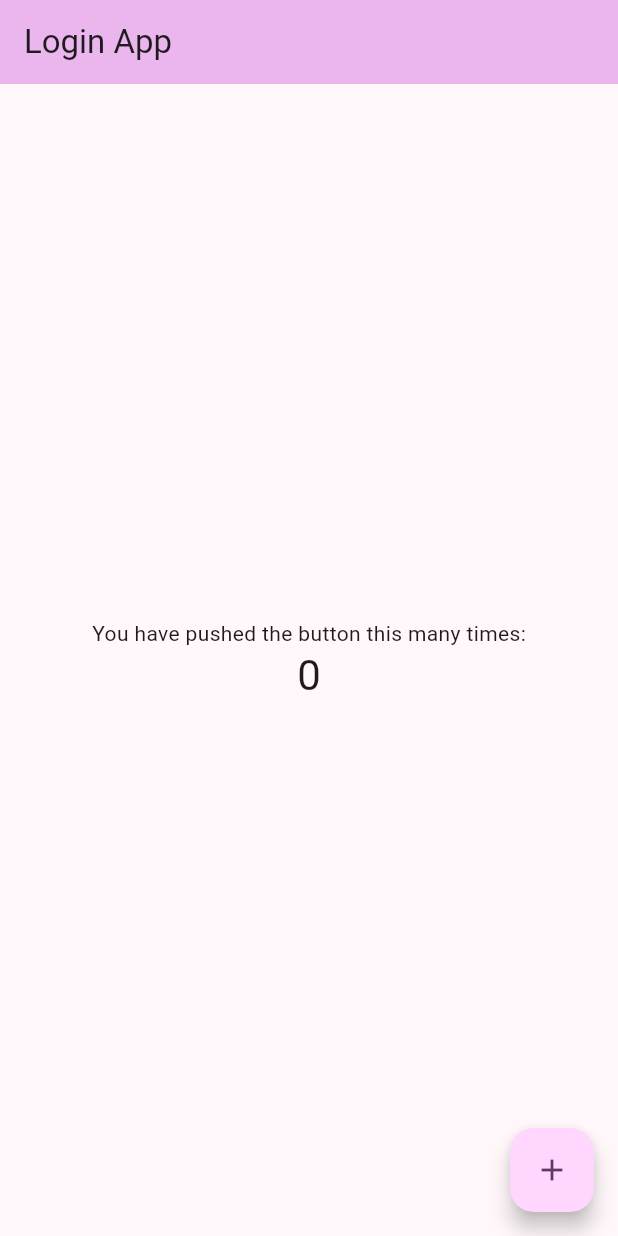
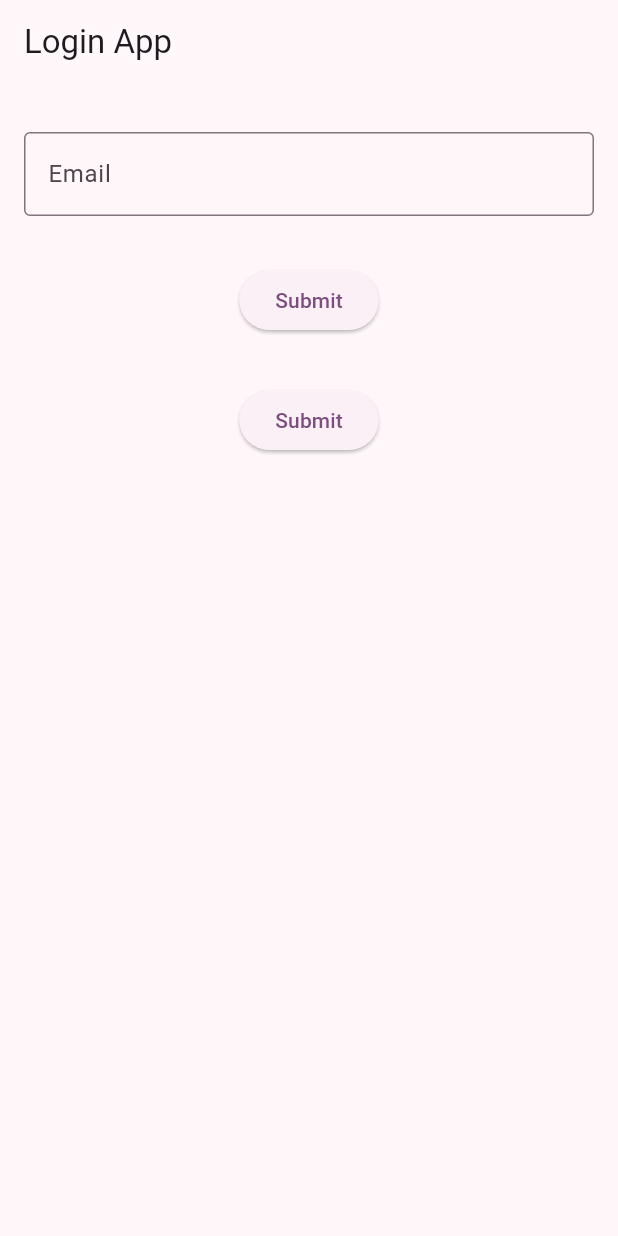
Before and after one commit to Abril12Sanchez/loginappFlutter, a Flutter app: the screen it shows after launch, on a phone screen of 412 x 824 dp. Run offline on Flutter 3.47's test engine with Material 3 defaults, Android fonts, the phone set to English and light mode, and no system bars.

Commit message:
actuali de boton

```diff
--- a/lib/main.dart
+++ b/lib/main.dart
@@ -54,72 +54,142 @@ class Login extends StatefulWidget {
   State<Login> createState() => _LoginState();
 }
 
+
 class _LoginState extends State<Login> {
-  int _counter = 0;
-
-  void _incrementCounter() {
-    setState(() {
-      // This call to setState tells the Flutter framework that something has
-      // changed in this State, which causes it to rerun the build method below
-      // so that the display can reflect the updated values. If we changed
-      // _counter without calling setState(), then the build method would not be
-      // called again, and so nothing would appear to happen.
-      _counter++;
-    });
-  }
+  final _formKey = GlobalKey<FormState>();
+  TextEditingController emailController = TextEditingController();
+  TextEditingController passwordController = TextEditingController();
 
   @override
   Widget build(BuildContext context) {
-    // This method is rerun every time setState is called, for instance as done
-    // by the _incrementCounter method above.
-    //
-    // The Flutter framework has been optimized to make rerunning build methods
-    // fast, so that you can just rebuild anything that needs updating rather
-    // than having to individually change instances of widgets.
     return Scaffold(
       appBar: AppBar(
-        // TRY THIS: Try changing the color here to a specific color (to
-        // Colors.amber, perhaps?) and trigger a hot reload to see the AppBar
-        // change color while the other colors stay the same.
-        backgroundColor: Theme.of(context).colorScheme.inversePrimary,
-        // Here we take the value from the MyHomePage object that was created by
-        // the App.build method, and use it to set our appbar title.
         title: Text(widget.title),
       ),
-      body: Center(
-        // Center is a layout widget. It takes a single child and positions it
-        // in the middle of the parent.
-        child: Column(
-          // Column is also a layout widget. It takes a list of children and
-          // arranges them vertically. By default, it sizes itself to fit its
-          // children horizontally, and tries to be as tall as its parent.
-          //
-          // Column has various properties to control how it sizes itself and
-          // how it positions its children. Here we use mainAxisAlignment to
-          // center the children vertically; the main axis here is the vertical
-          // axis because Columns are vertical (the cross axis would be
-          // horizontal).
-          //
-          // TRY THIS: Invoke "debug painting" (choose the "Toggle Debug Paint"
-          // action in the IDE, or press "p" in the console), to see the
-          // wireframe for each widget.
-          mainAxisAlignment: MainAxisAlignment.center,
-          children: <Widget>[
-            const Text(
-              'You have pushed the button this many times:',
-            ),
-            Text(
-              '$_counter',
-              style: Theme.of(context).textTheme.headlineMedium,
-            ),
-          ],
+      body: Form(
+        key: _formKey,
+        child: Padding(
+          padding: const EdgeInsets.symmetric(horizontal: 8, vertical: 16),
+          child: Column(
+            crossAxisAlignment: CrossAxisAlignment.center,
+            children: [
+              Padding(
+                padding:
+                    const EdgeInsets.symmetric(horizontal: 8, vertical: 16),
+                child: TextFormField(
+                  controller: emailController,
+                  decoration: const InputDecoration(
+                      border: OutlineInputBorder(), labelText: "Email"),
+                  validator: (value) {
+                    if (value == null || value.isEmpty) {
+                      return 'Please enter your email';
+                    }
+                    return null;
+                  },
+                ),
+              ),
+            Padding(
+  padding:
+    const EdgeInsets.symmetric(horizontal: 8, vertical: 16.0),
+      child: Center(
+        child: ElevatedButton(
+          onPressed: () {
+            if (_formKey.currentState!.validate()) {
+              if (emailController.text == "arun@gogosoon.com" &&
+                            passwordController.text == "qazxswedcvfr") {
+                Navigator.push(
+                  context,
+                  MaterialPageRoute(
+                    builder: (context) => HomePage(
+                      email: emailController.text,
+                    )),
+                );
+              } else {
+                ScaffoldMessenger.of(context).showSnackBar(
+                  const SnackBar(
+                    content: Text('Invalid Credentials')),
+                  );
+              }
+            } else {
+              ScaffoldMessenger.of(context).showSnackBar(
+                const SnackBar(content: Text('Please fill input')),
+              );
+            }
+          },
+        child: const Text('Submit'),
+      ),
+    ),
+),
+              Padding(
+                padding:
+                    const EdgeInsets.symmetric(horizontal: 8, vertical: 16.0),
+                child: Center(
+                  child: ElevatedButton(
+                    onPressed: () {
+                      if (_formKey.currentState!.validate()) {
+                        // Navigate the user to the Home page
+              if (emailController.text == "doloresabrilsanchez@gmail.com" && passwordController.text == "12345") {
+                  Navigator.push(
+                    context,
+                    MaterialPageRoute(
+                      builder: (context) => HomePage(
+                        email: emailController.text,
+                    )),
+                  );
+                } else {
+                  ScaffoldMessenger.of(context).showSnackBar(
+                    const SnackBar(
+                      content: Text('Invalid Credentials')),
+                    );
+                }
+
+                      } else {
+                        ScaffoldMessenger.of(context).showSnackBar(
+                          const SnackBar(content: Text('Please fill input')),
+                        );
+                      }
+                    },
+                    child: const Text('Submit'),
+                  ),
+                ),
+              ),
+            ],
+          ),
         ),
+
+
       ),
-      floatingActionButton: FloatingActionButton(
-        onPressed: _incrementCounter,
-        tooltip: 'Increment',
-        child: const Icon(Icons.add),
-      ), // This trailing comma makes auto-formatting nicer for build methods.
     );
   }
 }
+
+//navegar en login
+class HomePage extends StatelessWidget {
+  const HomePage({super.key, required this.email});
+
+  final String email;
+
+  @override
+  Widget build(BuildContext context) {
+    return Scaffold(
+        appBar: AppBar(
+          title: const Text('Home Page'),
+        ),
+        body: Column(
+          children: [
+            Text(email),
+            Center(
+              child: ElevatedButton(
+                onPressed: () {
+                  Navigator.pop(context);
+                },
+                child: const Text("Go back!"),
+              ),
+            ),
+          ],
+        ));
+
+  }
+
+
+}
```
